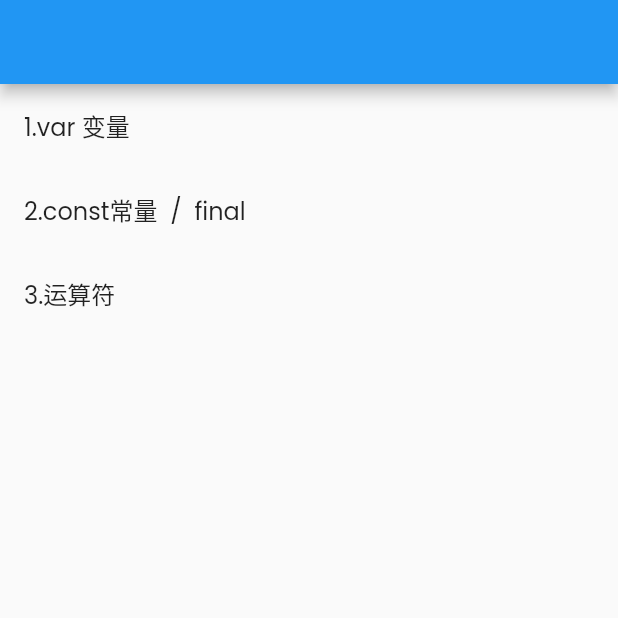
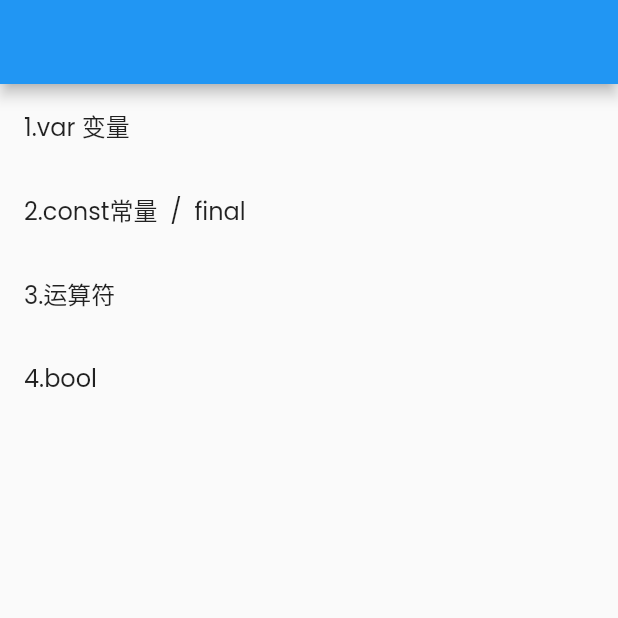
Before and after one commit to Shineforword/lyxy, a Flutter app: the LyDart screen opened directly, on a phone screen of 412 x 824 dp, the top half of it. Run offline on Flutter 3.47's test engine with Material 2 defaults, Android fonts, the phone set to English and light mode, and no system bars; our stand-ins replace extended_image, flutter_markdown; missing offline and left inert: markdown_syntax_highlighter, wechat_assets_picker; network calls fail.

Commit message:
[dart - bool ]

```diff
--- a/lib/explore/dart/ly_dart.dart
+++ b/lib/explore/dart/ly_dart.dart
@@ -22,6 +22,9 @@ class LyDart extends StatelessWidget {
           LyxyExploreItem(
               title: "3.运算符",
               page: LyxyCodes(mdpwd: "lib/assets/markdown/dart/num.md")),
+          LyxyExploreItem(
+              title: "4.bool",
+              page: LyxyCodes(mdpwd: "lib/assets/markdown/dart/bool.md")),
         ],
       ),
     );
```
Also changed, not shown: 1 other file.
